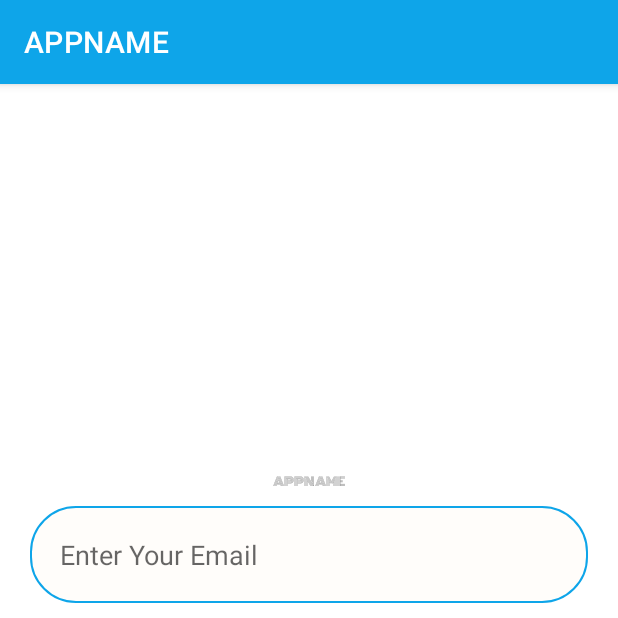
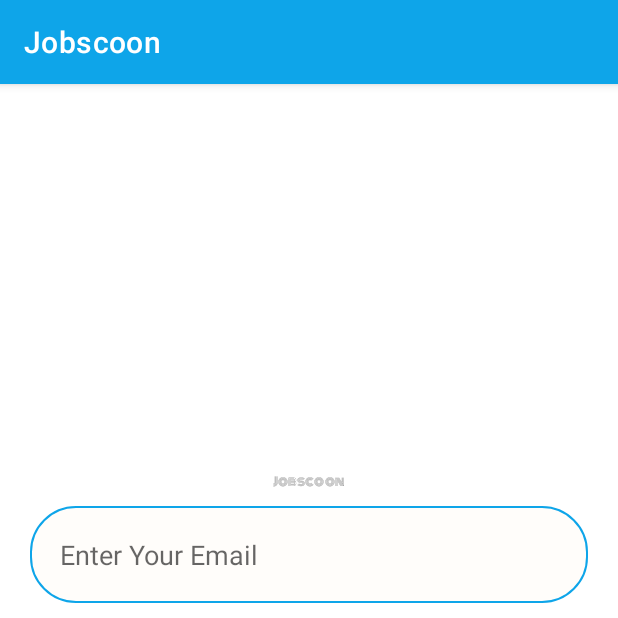
Before and after one commit to DCS-RSD/Jobscoon, an Android app: the screen it shows after launch (MainActivity), on a phone screen of 412 x 824 dp, the top half of it. Run offline under Robolectric (Android 15) with nearby library versions, the phone set to English and light mode, and no system bars.

Commit message:
Update strings.xml

```diff
--- a/app/src/main/res/values/strings.xml
+++ b/app/src/main/res/values/strings.xml
@@ -1,3 +1,3 @@
 <resources>
-    <string name="app_name">APPNAME</string>
+    <string name="app_name">Jobscoon</string>
 </resources>
```
